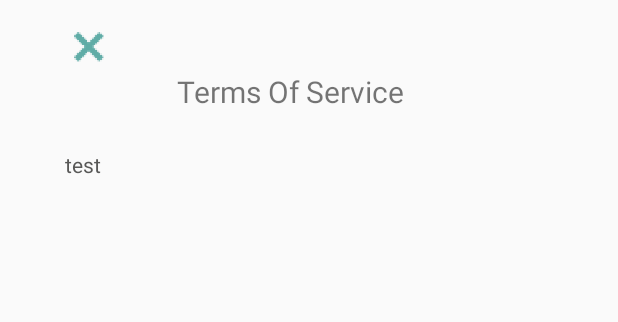
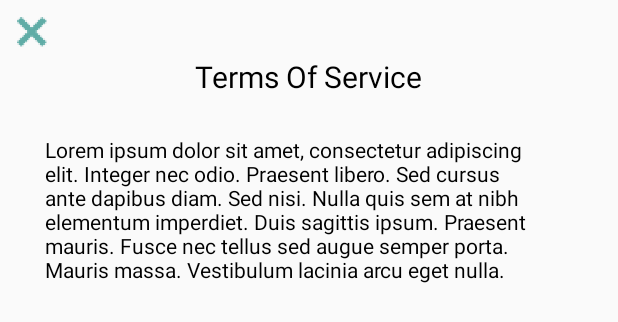
Before and after one commit to irmahariawang/synevirta-project, an Android app: the layout terms.xml on its own in the app's theme, with its tools: preview values and no code run, on a phone screen of 412 x 824 dp. Shown: the top 322 px of the screen. Run offline under Robolectric (Android 15) with nearby library versions, the phone set to English and light mode, and no system bars; network calls fail.

Commit message:
re-arrange setting and legal layout

```diff
--- a/app/src/main/java/com/procodecg/codingmom/ehealth/utils/Setting.java
+++ b/app/src/main/java/com/procodecg/codingmom/ehealth/utils/Setting.java
@@ -70,7 +70,7 @@ public class Setting extends SessionManagement {
         int width = dm.widthPixels;
         int height = dm.heightPixels;
 
-        getWindow().setLayout((int)(width*.80),(int)(height*.80));
+        getWindow().setLayout((int)(width*.80),(int)(height*.70));
 
     }
 
--- a/app/src/main/res/layout/terms.xml
+++ b/app/src/main/res/layout/terms.xml
@@ -3,10 +3,9 @@
 xmlns:app="http://schemas.android.com/apk/res-auto"
 xmlns:tools="http://schemas.android.com/tools"
 android:orientation="vertical"
-android:layout_width="325dp"
+    android:layout_width="match_parent"
 android:layout_height="wrap_content"
 android:layout_gravity="center_horizontal"
-android:layout_marginTop="15dp"
 tools:context="com.procodecg.codingmom.ehealth.utils.Setting">
 
 
@@ -15,26 +14,31 @@ tools:context="com.procodecg.codingmom.ehealth.utils.Setting">
     android:layout_height="wrap_content"
     android:id="@+id/btnClose"
     android:src="@drawable/ic_close1"
+    android:layout_marginTop="5dp"
+    android:layout_marginLeft="5dp"
     android:background="@null"
     android:onClick="closeToMain"
     android:layout_gravity="start" />
 
 <TextView
-    android:layout_width="300dp"
+    android:layout_width="wrap_content"
     android:layout_height="wrap_content"
     android:text="Terms Of Service"
     android:textSize="20sp"
-    android:gravity="center"
-    android:layout_marginBottom="25dp" />
+    android:layout_gravity="center_horizontal"
+    android:layout_marginBottom="25dp"
+    android:textColor="@color/black"/>
 
 
     <TextView
         android:layout_width="wrap_content"
         android:layout_height="wrap_content"
         android:id="@+id/text_"
-        android:text="test"
-        android:textSize="14sp"
-        android:textColor="@color/dark_grey"/>
+        android:text="Lorem ipsum dolor sit amet, consectetur adipiscing elit. Integer nec odio. Praesent libero. Sed cursus ante dapibus diam. Sed nisi. Nulla quis sem at nibh elementum imperdiet. Duis sagittis ipsum. Praesent mauris. Fusce nec tellus sed augue semper porta. Mauris massa. Vestibulum lacinia arcu eget nulla.
+"       android:textSize="14sp"
+        android:layout_marginLeft="30dp"
+        android:layout_marginRight="30dp"
+        android:textColor="@color/black"/>
 
 
 </LinearLayout>
```
Also changed, not shown: app/src/main/AndroidManifest.xml (+10 -1 lines), app/src/main/res/layout/policy.xml (+12 -7 lines), app/src/main/res/layout/setting.xml (+10 -9 lines).
